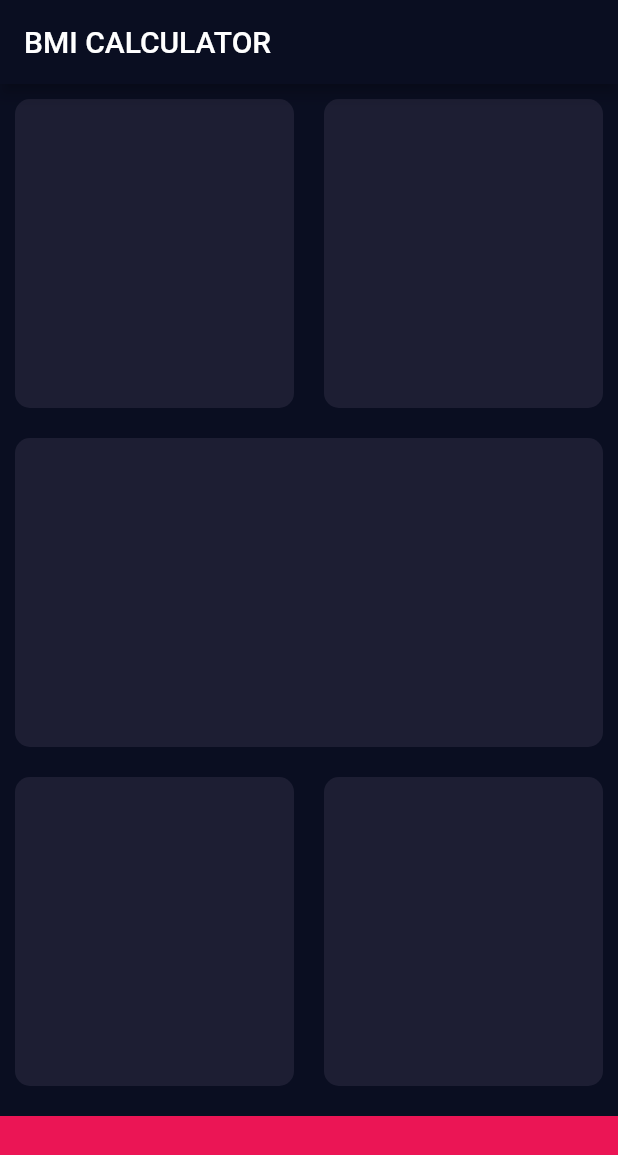
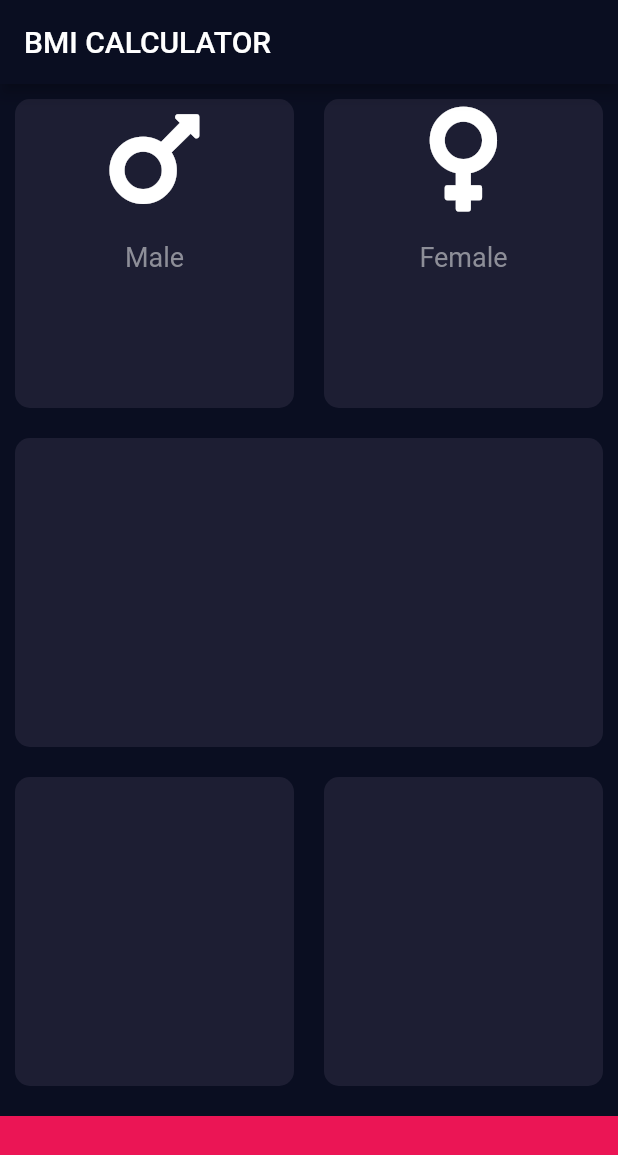
Before and after one commit to azharimm/bmi-calculator, a Flutter app: the screen it shows after launch, on a phone screen of 412 x 824 dp. Shown: the top 1155 px of the screen. Run offline on Flutter 3.47's test engine with Material 2 defaults, Android fonts, the phone set to English and light mode, and no system bars; our stand-ins replace font_awesome_flutter.

Commit message:
^ refactor reusable card & icon_content card

```diff
--- /dev/null
+++ b/lib/icon_content.dart
@@ -0,0 +1,31 @@
+import 'package:flutter/material.dart';
+
+const labelTextStyle = TextStyle(
+  color: Color(0xFF8D8E98),
+  fontSize: 18.0,
+);
+
+class IconContent extends StatelessWidget {
+  IconContent({this.icon, this.label});
+  final IconData icon;
+  final String label;
+
+  @override
+  Widget build(BuildContext context) {
+    return Column(
+      children: [
+        Icon(
+          icon,
+          size: 80.0,
+        ),
+        SizedBox(
+          height: 15.0,
+        ),
+        Text(
+          label,
+          style: labelTextStyle,
+        ),
+      ],
+    );
+  }
+}
--- a/lib/input_page.dart
+++ b/lib/input_page.dart
@@ -1,4 +1,7 @@
 import 'package:flutter/material.dart';
+import 'package:font_awesome_flutter/font_awesome_flutter.dart';
+import 'icon_content.dart';
+import 'reusable_card.dart';
 
 const bottomContainerHeight = 80.0;
 const cardColor = Color(0xFF1D1E33);
@@ -24,11 +27,19 @@ class _InputPageState extends State<InputPage> {
                 Expanded(
                   child: ReusableCard(
                     colour: cardColor,
+                    cardChild: IconContent(
+                      icon: FontAwesomeIcons.mars,
+                      label: 'Male',
+                    ),
                   ),
                 ),
                 Expanded(
                   child: ReusableCard(
                     colour: cardColor,
+                    cardChild: IconContent(
+                      icon: FontAwesomeIcons.venus,
+                      label: 'Female',
+                    ),
                   ),
                 ),
               ],
@@ -66,19 +77,3 @@ class _InputPageState extends State<InputPage> {
     );
   }
 }
-
-class ReusableCard extends StatelessWidget {
-  ReusableCard({@required this.colour});
-  final Color colour;
-
-  @override
-  Widget build(BuildContext context) {
-    return Container(
-      margin: EdgeInsets.all(10.0),
-      decoration: BoxDecoration(
-        color: colour,
-        borderRadius: BorderRadius.circular(10.0),
-      ),
-    );
-  }
-}
--- /dev/null
+++ b/lib/reusable_card.dart
@@ -0,0 +1,19 @@
+import 'package:flutter/material.dart';
+
+class ReusableCard extends StatelessWidget {
+  ReusableCard({@required this.colour, this.cardChild});
+  final Color colour;
+  final Widget cardChild;
+
+  @override
+  Widget build(BuildContext context) {
+    return Container(
+      child: cardChild,
+      margin: EdgeInsets.all(10.0),
+      decoration: BoxDecoration(
+        color: colour,
+        borderRadius: BorderRadius.circular(10.0),
+      ),
+    );
+  }
+}
```
